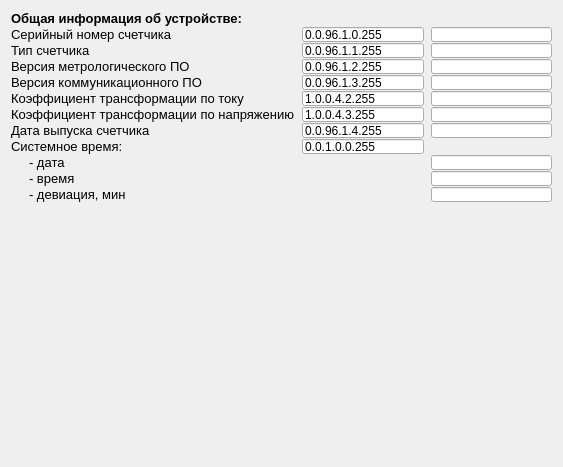
Before: the Qt Designer form Configurator_ver.1.02/DLMS_client_waviot-m1_ver.1.02/widget_info.ui in AlexZL777/Configurator_Phobos, drawn with Qt 5.
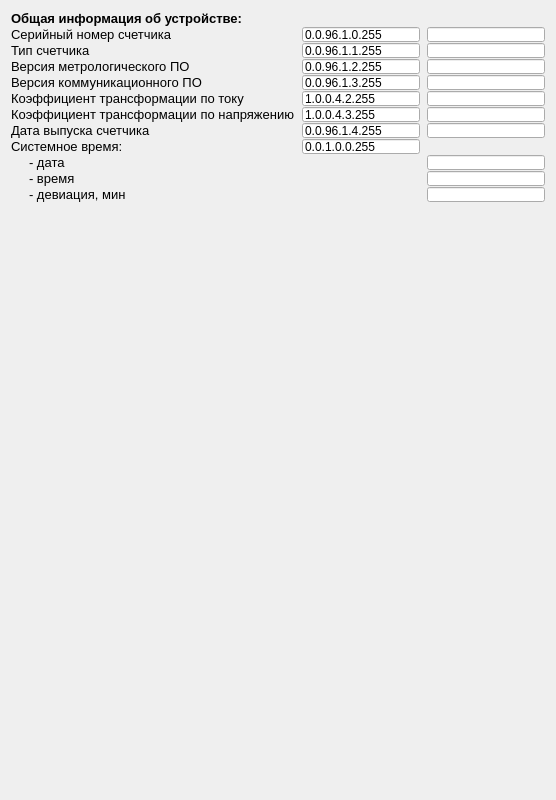
After: the same form once the commit is applied.

```diff
--- a/Configurator_ver.1.02/DLMS_client_waviot-m1_ver.1.02/widget_info.ui
+++ b/Configurator_ver.1.02/DLMS_client_waviot-m1_ver.1.02/widget_info.ui
@@ -6,12 +6,12 @@
    <rect>
     <x>0</x>
     <y>0</y>
-    <width>563</width>
-    <height>467</height>
+    <width>556</width>
+    <height>800</height>
    </rect>
   </property>
   <property name="sizePolicy">
-   <sizepolicy hsizetype="Preferred" vsizetype="Preferred">
+   <sizepolicy hsizetype="Expanding" vsizetype="Expanding">
     <horstretch>0</horstretch>
     <verstretch>0</verstretch>
    </sizepolicy>
@@ -19,7 +19,7 @@
   <property name="minimumSize">
    <size>
     <width>0</width>
-    <height>467</height>
+    <height>800</height>
    </size>
   </property>
   <property name="maximumSize">
@@ -335,6 +335,9 @@
          <property name="text">
           <string>0.0.96.1.0.255</string>
          </property>
+         <property name="readOnly">
+          <bool>true</bool>
+         </property>
         </widget>
        </item>
        <item row="2" column="1">
@@ -348,6 +351,9 @@
          <property name="text">
           <string>0.0.96.1.1.255</string>
          </property>
+         <property name="readOnly">
+          <bool>true</bool>
+         </property>
         </widget>
        </item>
        <item row="3" column="1">
@@ -361,6 +367,9 @@
          <property name="text">
           <string>0.0.96.1.2.255</string>
          </property>
+         <property name="readOnly">
+          <bool>true</bool>
+         </property>
         </widget>
        </item>
        <item row="4" column="1">
@@ -374,6 +383,9 @@
          <property name="text">
           <string>0.0.96.1.3.255</string>
          </property>
+         <property name="readOnly">
+          <bool>true</bool>
+         </property>
         </widget>
        </item>
        <item row="5" column="1">
@@ -387,6 +399,9 @@
          <property name="text">
           <string>1.0.0.4.2.255</string>
          </property>
+         <property name="readOnly">
+          <bool>true</bool>
+         </property>
         </widget>
        </item>
        <item row="6" column="1">
@@ -400,6 +415,9 @@
          <property name="text">
           <string>1.0.0.4.3.255</string>
          </property>
+         <property name="readOnly">
+          <bool>true</bool>
+         </property>
         </widget>
        </item>
        <item row="7" column="1">
@@ -413,6 +431,9 @@
          <property name="text">
           <string>0.0.96.1.4.255</string>
          </property>
+         <property name="readOnly">
+          <bool>true</bool>
+         </property>
         </widget>
        </item>
        <item row="8" column="1">
@@ -426,6 +447,9 @@
          <property name="text">
           <string>0.0.1.0.0.255</string>
          </property>
+         <property name="readOnly">
+          <bool>true</bool>
+         </property>
         </widget>
        </item>
       </layout>
```
